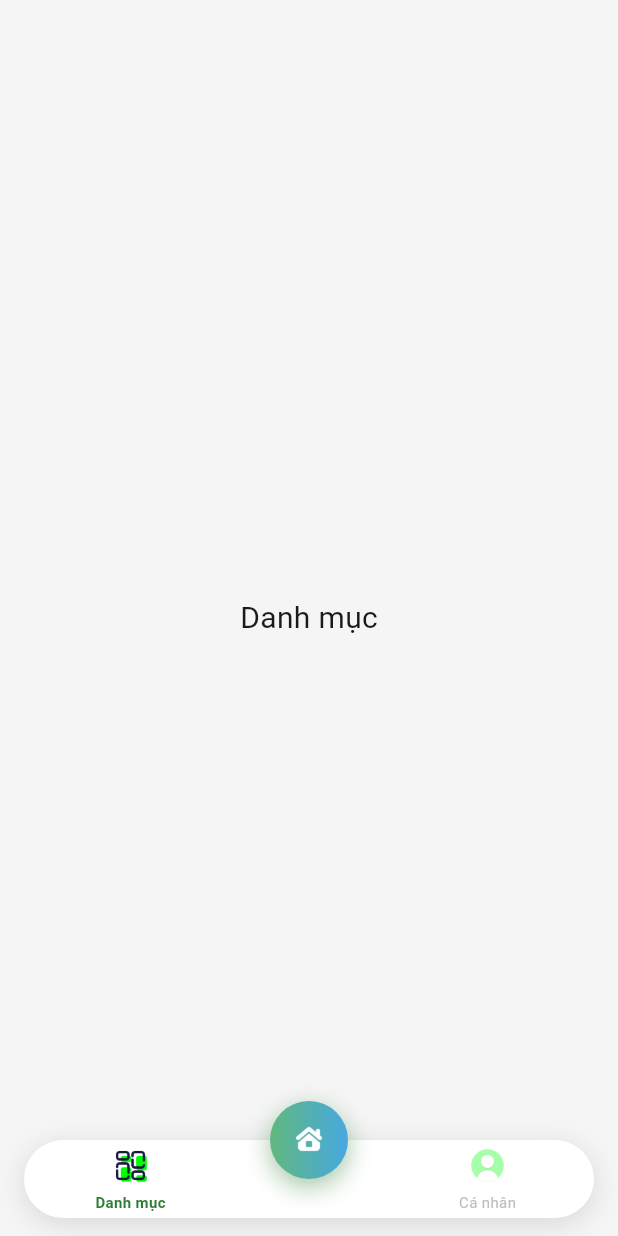
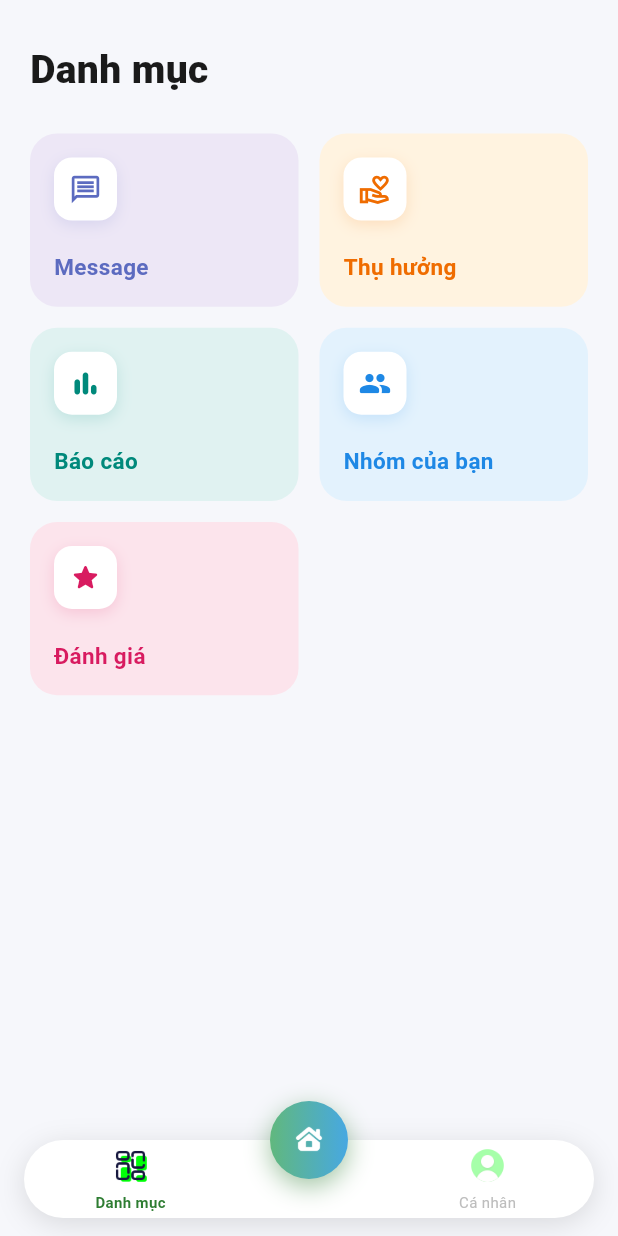
Before and after one commit to NhatLong246/TimKiemViecLam, a Flutter app: the MainNavigationScreen screen opened by its route, scrolled down 485 dp, after a tap on "Danh mục", on a phone screen of 412 x 824 dp. Run offline on Flutter 3.47's test engine with Material 3 defaults, Android fonts, the light colour scheme and no system bars; our stand-ins replace cloud_firestore, firebase_auth, firebase_core, get, google_sign_in, shared_preferences and 1 more; missing offline and left inert: flutter_facebook_auth; accounts and stored records are empty.

Commit message:
new menu screen

```diff
--- a/lib/screens/home/main_navigation_screen.dart
+++ b/lib/screens/home/main_navigation_screen.dart
@@ -10,7 +10,8 @@ class MainNavigationScreen extends StatefulWidget {
 }
 
 class _MainNavigationScreenState extends State<MainNavigationScreen> {
-  int _currentIndex = 1; // home is center (index 1)
+  int _currentIndex = 1;
+  int _previousIndex = 1;
 
   final List<Widget> _screens = [
     const _DashboardPlaceholder(),
@@ -19,7 +20,6 @@ class _MainNavigationScreenState extends State<MainNavigationScreen> {
   ];
 
   static const Color _primary = Color(0xFF2E7D32);
-  static const Color _primaryDark = Color(0xFF1B5E20);
 
   @override
   Widget build(BuildContext context) {
@@ -47,11 +47,18 @@ class _MainNavigationScreenState extends State<MainNavigationScreen> {
       ),
       child: Row(
         children: [
-          // Tab 0: Dashboard
+          // Tab 0: Danh mục
           Expanded(
             child: GestureDetector(
               behavior: HitTestBehavior.opaque,
-              onTap: () => setState(() => _currentIndex = 0),
+              onTap: () => setState(() {
+                if (_currentIndex == 0) {
+                  _currentIndex = _previousIndex;
+                } else {
+                  _previousIndex = _currentIndex;
+                  _currentIndex = 0;
+                }
+              }),
               child: Column(
                 mainAxisAlignment: MainAxisAlignment.center,
                 children: [
@@ -68,8 +75,12 @@ class _MainNavigationScreenState extends State<MainNavigationScreen> {
                     'Danh mục',
                     style: TextStyle(
                       fontSize: 10,
-                      color: _currentIndex == 0 ? _primary : Colors.grey.shade400,
-                      fontWeight: _currentIndex == 0 ? FontWeight.w600 : FontWeight.normal,
+                      color: _currentIndex == 0
+                          ? _primary
+                          : Colors.grey.shade400,
+                      fontWeight: _currentIndex == 0
+                          ? FontWeight.w600
+                          : FontWeight.normal,
                     ),
                   ),
                 ],
@@ -131,8 +142,12 @@ class _MainNavigationScreenState extends State<MainNavigationScreen> {
                     'Cá nhân',
                     style: TextStyle(
                       fontSize: 10,
-                      color: _currentIndex == 2 ? _primary : Colors.grey.shade400,
-                      fontWeight: _currentIndex == 2 ? FontWeight.w600 : FontWeight.normal,
+                      color: _currentIndex == 2
+                          ? _primary
+                          : Colors.grey.shade400,
+                      fontWeight: _currentIndex == 2
+                          ? FontWeight.w600
+                          : FontWeight.normal,
                     ),
                   ),
                 ],
@@ -148,12 +163,120 @@ class _MainNavigationScreenState extends State<MainNavigationScreen> {
 class _DashboardPlaceholder extends StatelessWidget {
   const _DashboardPlaceholder();
 
+  static const _items = [
+    _MenuItem(
+      Icons.message_outlined,
+      'Message',
+      Color(0xFF5C6BC0),
+      Color(0xFFEDE7F6),
+    ),
+    _MenuItem(
+      Icons.volunteer_activism_outlined,
+      'Thụ hưởng',
+      Color(0xFFEF6C00),
+      Color(0xFFFFF3E0),
+    ),
+    _MenuItem(
+      Icons.bar_chart_rounded,
+      'Báo cáo',
+      Color(0xFF00897B),
+      Color(0xFFE0F2F1),
+    ),
+    _MenuItem(
+      Icons.group_rounded,
+      'Nhóm của bạn',
+      Color(0xFF1E88E5),
+      Color(0xFFE3F2FD),
+    ),
+    _MenuItem(
+      Icons.star_rounded,
+      'Đánh giá',
+      Color(0xFFD81B60),
+      Color(0xFFFCE4EC),
+    ),
+  ];
+
   @override
   Widget build(BuildContext context) {
-    return const Scaffold(
-      body: Center(
-        child: Text('Danh mục', style: TextStyle(fontSize: 20)),
+    return Scaffold(
+      backgroundColor: const Color(0xFFF6F7FB),
+      body: SafeArea(
+        child: Padding(
+          padding: const EdgeInsets.fromLTRB(20, 28, 20, 0),
+          child: Column(
+            crossAxisAlignment: CrossAxisAlignment.start,
+            children: [
+              const Text(
+                'Danh mục',
+                style: TextStyle(
+                  fontSize: 26,
+                  fontWeight: FontWeight.w900,
+                  color: Color(0xFF1A1A1A),
+                ),
+              ),
+              const SizedBox(height: 24),
+              GridView.count(
+                crossAxisCount: 2,
+                shrinkWrap: true,
+                physics: const NeverScrollableScrollPhysics(),
+                crossAxisSpacing: 14,
+                mainAxisSpacing: 14,
+                childAspectRatio: 1.55,
+                children: _items.map((item) => _buildCard(item)).toList(),
+              ),
+            ],
+          ),
+        ),
+      ),
+    );
+  }
+
+  Widget _buildCard(_MenuItem item) {
+    return Container(
+      padding: const EdgeInsets.all(16),
+      decoration: BoxDecoration(
+        color: item.bgColor,
+        borderRadius: BorderRadius.circular(18),
+      ),
+      child: Column(
+        crossAxisAlignment: CrossAxisAlignment.start,
+        mainAxisAlignment: MainAxisAlignment.spaceBetween,
+        children: [
+          Container(
+            width: 42,
+            height: 42,
+            decoration: BoxDecoration(
+              color: Colors.white,
+              borderRadius: BorderRadius.circular(12),
+              boxShadow: [
+                BoxShadow(
+                  color: item.iconColor.withValues(alpha: 0.15),
+                  blurRadius: 8,
+                  offset: const Offset(0, 3),
+                ),
+              ],
+            ),
+            child: Icon(item.icon, size: 22, color: item.iconColor),
+          ),
+          Text(
+            item.label,
+            style: TextStyle(
+              fontSize: 15,
+              fontWeight: FontWeight.w700,
+              color: item.iconColor,
+            ),
+          ),
+        ],
       ),
     );
   }
 }
+
+class _MenuItem {
+  final IconData icon;
+  final String label;
+  final Color iconColor;
+  final Color bgColor;
+
+  const _MenuItem(this.icon, this.label, this.iconColor, this.bgColor);
+}
```
